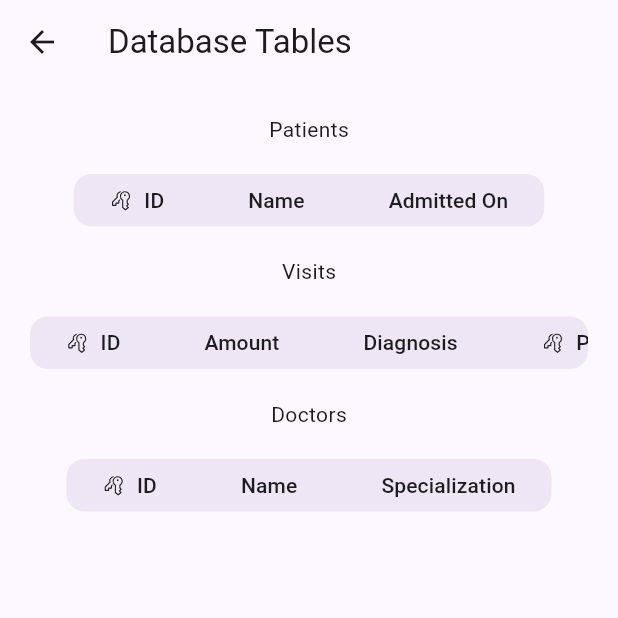
After one commit to HaseebKahn365/s_sohail, a Flutter app: the screen it shows after launch, in the side drawer, after a tap on "Database Table View", on a phone screen of 412 x 824 dp, the top half of it. The commit adds this screen. Run offline on Flutter 3.47's test engine with Material 3 defaults, Android fonts, the phone set to English and light mode, and no system bars; our stand-ins replace fluentui_system_icons, flutter_animate, flutter_riverpod, sqflite; accounts and stored records are empty.

Commit message:
table view added

```diff
--- a/lib/main.dart
+++ b/lib/main.dart
@@ -19,6 +19,7 @@
 import 'package:flutter/material.dart';
 import 'package:flutter_animate/flutter_animate.dart';
 import 'package:s_sohail/classes_and_vars/buisiness_logic_and_classes.dart';
+import 'package:s_sohail/screens/database_view.dart';
 import 'package:s_sohail/screens/patient_screen.dart';
 import 'package:url_launcher/url_launcher.dart';
 import 'package:flutter_riverpod/flutter_riverpod.dart';
@@ -323,6 +324,22 @@ class _HomeScreenState extends State<HomeScreen> {
                           launchUrl(Uri.parse('https://github.com/HaseebKahn365/s_sohail'));
                         },
                       ),
+
+                      //here we add another list tile for database table view screen, we will navigate there by material push route
+                      ListTile(
+                        title: const Text('Database Table View'),
+                        trailing: Icon(Icons.table_view),
+                        onTap: () {
+                          Navigator.push(
+                            context,
+                            MaterialPageRoute(
+                              builder: (context) => DatabaseTableView(
+                                hospitalSystem: hospitalSystemObject,
+                              ),
+                            ),
+                          );
+                        },
+                      )
                     ],
                   ),
                 ),
--- /dev/null
+++ b/lib/screens/database_view.dart
@@ -0,0 +1,230 @@
+//here we display all the tables of the database from the lists that are present in the instance of the hospitalSystem class which will be passed as a parameter to this screen
+
+import 'package:fluentui_system_icons/fluentui_system_icons.dart';
+import 'package:flutter/material.dart';
+import 'package:flutter_riverpod/flutter_riverpod.dart';
+
+//here is what the data looks like:
+
+/*
+[Patient{id: 1, name: haseeb, admittedOn: 1709375481405}, Patient{id: 2, name: uzair, admittedOn: 1709375491921}, Patient{id: 3, name: tayyab, admittedOn: 1709375497250}, Patient{id: 4, name: Bilal, admittedOn: 1709375529979}, Patient{id: 5, name: bump, admittedOn: 1709386732213}]
+I/flutter (31888): [Visit{id: 1, amount: 0, diagnosis: Panadol , userId: 1, docId: 1, visitDate: 2024-03-02 15:32:25.848915}, Visit{id: 2, amount: 0, diagnosis: Antibiotics , userId: 1, docId: 1, visitDate: 2024-03-02 15:32:38.780794}, Visit{id: 3, amount: 0, diagnosis: Dextroamphetamine , userId: 3, docId: 1, visitDate: 2024-03-02 15:33:28.368813}, Visit{id: 4, amount: 77, diagnosis: methamphetamine
+I/flutter (31888): 🍷, userId: 3, docId: 1, visitDate: 2024-03-02 15:45:43.839325}]
+I/flutter (31888): [Doctor{id: 1, name: Dr. Sohail, specialization: General Physician}, Doctor{id: 2, name: Haseeb, specialization: General Surgeon}]
+ */
+class DatabaseTableView extends StatefulWidget {
+  const DatabaseTableView({super.key, required this.hospitalSystem});
+  final hospitalSystem;
+
+  @override
+  State<DatabaseTableView> createState() => _TableViewDatabaseState();
+}
+
+class _TableViewDatabaseState extends State<DatabaseTableView> {
+  @override
+  Widget build(BuildContext context) {
+    print(widget.hospitalSystem.patients);
+    print(widget.hospitalSystem.visits);
+    print(widget.hospitalSystem.doctors);
+    //we are going to use tables wrapped in an interactive viewer as body to display the tables
+    return Scaffold(
+        appBar: AppBar(
+          title: const Text('Database Tables'),
+        ),
+        body: Padding(
+          padding: const EdgeInsets.symmetric(horizontal: 20.0),
+          child: Container(
+            child: SingleChildScrollView(
+              scrollDirection: Axis.vertical,
+              child: Column(
+                children: [
+                  Padding(
+                    padding: const EdgeInsets.all(20.0),
+                    child: Text('Patients'),
+                  ),
+                  Container(
+                    decoration: BoxDecoration(
+                      color: Theme.of(context).colorScheme.primary.withOpacity(0.1),
+                      borderRadius: BorderRadius.circular(12),
+                    ),
+                    child: SingleChildScrollView(
+                      scrollDirection: Axis.horizontal,
+                      child: DataTable(
+                        headingRowHeight: 35,
+                        dataRowHeight: 35,
+                        columns: const <DataColumn>[
+                          DataColumn(
+                            label: Row(
+                              children: [
+                                //add an icon for primary keyy
+                                Padding(
+                                  padding: EdgeInsets.only(right: 8.0),
+                                  child: Icon(
+                                    FluentIcons.key_multiple_20_regular,
+                                    size: 15,
+                                  ),
+                                ),
+                                Text('ID'),
+                              ],
+                            ),
+                          ),
+                          DataColumn(
+                            label: Text('Name'),
+                          ),
+                          DataColumn(
+                            label: Text('Admitted On'),
+                          ),
+                        ],
+                        rows: [
+                          // DataRow(cells: [DataCell(Text('1')), DataCell(Text('haseeb')), DataCell(Text('1709375481405'))])
+                          for (var patient in widget.hospitalSystem.patients)
+                            DataRow(cells: [
+                              DataCell(Text(patient.id.toString())),
+                              DataCell(Text(patient.name)),
+                              DataCell(Text(patient.admittedOn)),
+                            ]),
+                        ],
+                      ),
+                    ),
+                  ),
+                  Padding(
+                    padding: const EdgeInsets.all(20.0),
+                    child: Text('Visits'),
+                  ),
+                  Container(
+                    decoration: BoxDecoration(
+                      color: Theme.of(context).colorScheme.primary.withOpacity(0.1),
+                      borderRadius: BorderRadius.circular(12),
+                    ),
+                    child: SingleChildScrollView(
+                      scrollDirection: Axis.horizontal,
+                      child: Container(
+                        child: DataTable(
+                          headingRowHeight: 35,
+                          dataRowHeight: 35,
+                          columns: const <DataColumn>[
+                            DataColumn(
+                              label: Row(
+                                children: [
+                                  //add an icon for primary keyy
+                                  Padding(
+                                    padding: EdgeInsets.only(right: 8.0),
+                                    child: Icon(
+                                      FluentIcons.key_multiple_20_regular,
+                                      size: 15,
+                                    ),
+                                  ),
+                                  Text('ID'),
+                                ],
+                              ),
+                            ),
+                            DataColumn(
+                              label: Text('Amount'),
+                            ),
+                            DataColumn(
+                              label: Text('Diagnosis'),
+                            ),
+                            DataColumn(
+                              label: Row(
+                                children: [
+                                  //add an icon for primary keyy
+                                  Padding(
+                                    padding: EdgeInsets.only(right: 8.0),
+                                    child: Icon(
+                                      FluentIcons.key_multiple_20_regular,
+                                      size: 15,
+                                    ),
+                                  ),
+                                  Text('Patient FK'),
+                                ],
+                              ),
+                            ),
+                            DataColumn(
+                              label: Row(
+                                children: [
+                                  //add an icon for primary keyy
+                                  Padding(
+                                    padding: EdgeInsets.only(right: 8.0),
+                                    child: Icon(
+                                      FluentIcons.key_multiple_20_regular,
+                                      size: 15,
+                                    ),
+                                  ),
+                                  Text('Doctor FK'),
+                                ],
+                              ),
+                            ),
+                            DataColumn(
+                              label: Text('Visit Date'),
+                            ),
+                          ],
+                          rows: [
+                            for (var visit in widget.hospitalSystem.visits)
+                              DataRow(cells: [
+                                DataCell(Text(visit.id.toString())),
+                                DataCell(Text(visit.amount.toString())),
+                                DataCell(Text(visit.diagnosis)),
+                                DataCell(Text(visit.userId.toString())),
+                                DataCell(Text(visit.docId.toString())),
+                                DataCell(Text(visit.visitDate)),
+                              ]),
+                          ],
+                        ),
+                      ),
+                    ),
+                  ),
+                  Padding(
+                    padding: const EdgeInsets.all(20.0),
+                    child: Text('Doctors'),
+                  ),
+                  Container(
+                    decoration: BoxDecoration(
+                      color: Theme.of(context).colorScheme.primary.withOpacity(0.1),
+                      borderRadius: BorderRadius.circular(12),
+                    ),
+                    child: SingleChildScrollView(
+                      scrollDirection: Axis.horizontal,
+                      child: DataTable(
+                        headingRowHeight: 35,
+                        dataRowHeight: 35,
+                        columns: const <DataColumn>[
+                          DataColumn(
+                            label: Row(
+                              children: [
+                                //add an icon for primary keyy
+                                Padding(
+                                  padding: EdgeInsets.only(right: 8.0),
+                                  child: Icon(
+                                    FluentIcons.key_multiple_20_regular,
+                                    size: 15,
+                                  ),
+                                ),
+                                Text('ID'),
+                              ],
+                            ),
+                          ),
+                          DataColumn(
+                            label: Text('Name'),
+                          ),
+                          DataColumn(
+                            label: Text('Specialization'),
+                          ),
+                        ],
+                        rows: [
+                          for (var doctor in widget.hospitalSystem.doctors)
+                            DataRow(cells: [
+                              DataCell(Text(doctor.id.toString())),
+                              DataCell(Text(doctor.name)),
+                              DataCell(Text(doctor.specialization)),
+                            ]),
+                        ],
+                      ),
+                    ),
+                  ),
+                ],
+              ),
+            ),
+          ),
+        ));
+  }
+}
```
